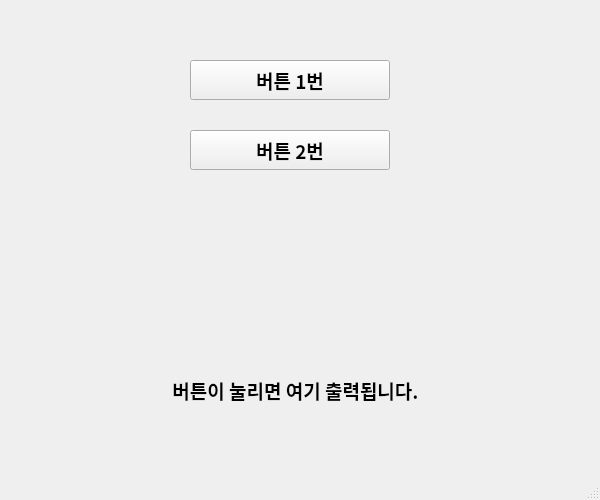
Above: ui/test.ui from gmlrnjsdla/PythonWorkspace before the change. Below: the same form after it.
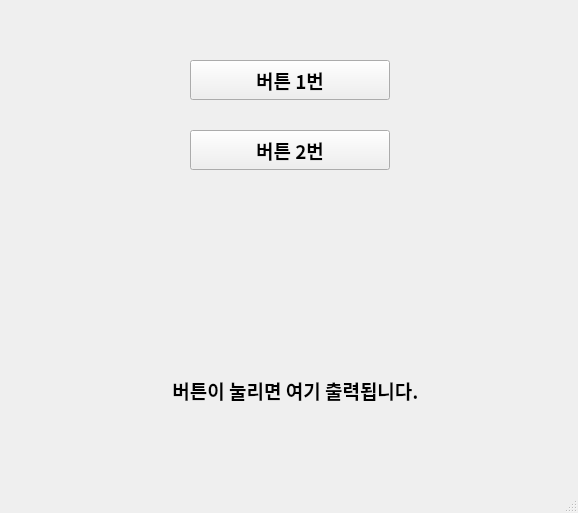
That is the form after the change.

The edit to the form file:
```diff
--- a/ui/test.ui
+++ b/ui/test.ui
@@ -6,8 +6,8 @@
    <rect>
     <x>0</x>
     <y>0</y>
-    <width>600</width>
-    <height>500</height>
+    <width>578</width>
+    <height>513</height>
    </rect>
   </property>
   <property name="windowTitle">
```
Left out of the diff: 2 changed lines with no effect on the pictures.
